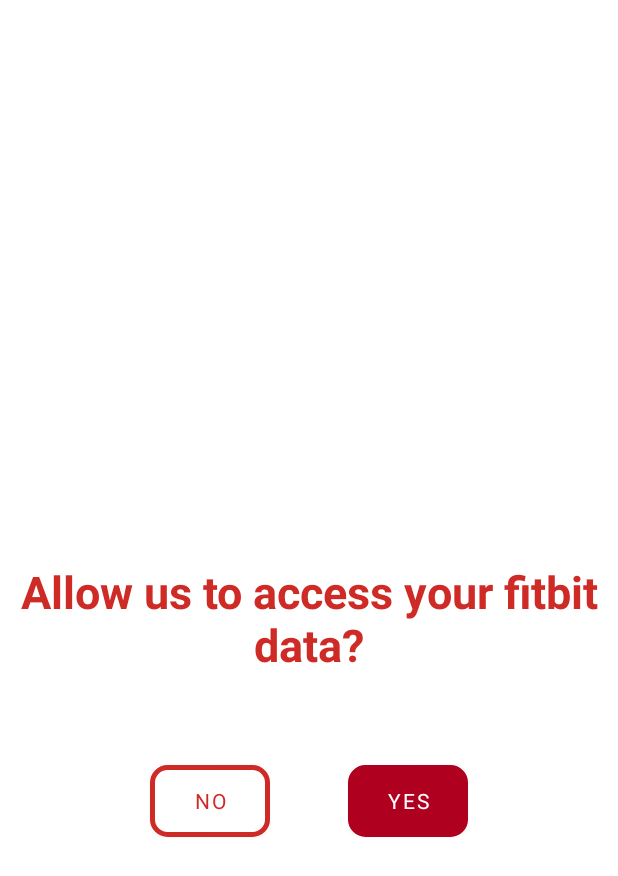
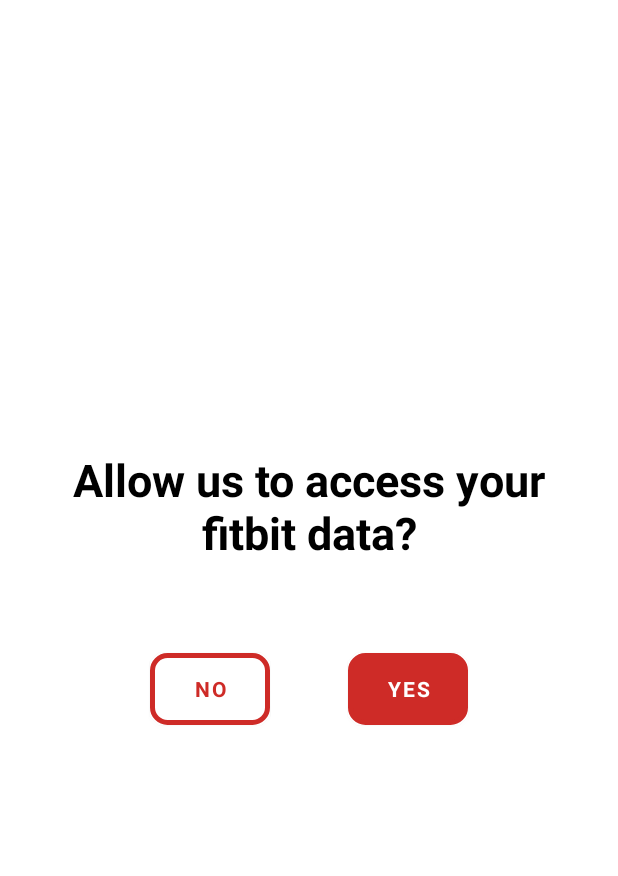
Before and after one commit to tirilab/amiasdc, an Android app: the layout activity_intro1.xml on its own in the app's theme, with its tools: preview values and no code run, on a phone screen of 412 x 824 dp. Shown: the top 876 px of the screen. Run offline under Robolectric (Android 15) with nearby library versions, the phone set to English and light mode, and no system bars.

Commit message:
intro1 done

```diff
--- a/MAMIA/app/src/main/res/layout/activity_intro1.xml
+++ b/MAMIA/app/src/main/res/layout/activity_intro1.xml
@@ -8,7 +8,7 @@
         tools:context=".IntroActivity1">
 
     <TextView
-            android:layout_width="wrap_content"
+            android:layout_width="350dp"
             android:layout_height="wrap_content"
             app:layout_constraintBottom_toBottomOf="parent"
             app:layout_constraintLeft_toLeftOf="parent"
@@ -18,38 +18,43 @@
             tools:text="Allow us to access your fitbit data?"
             android:fontFamily="sans-serif"
             android:textStyle="bold"
-            android:textColor="@color/red_1"
+            android:textColor="@color/black"
             android:gravity="center_horizontal"
             android:textSize="30sp"
             app:layout_constraintHorizontal_bias="0.5"
-            app:layout_constraintVertical_bias="0.5"/>
+            app:layout_constraintVertical_bias="0.4"/>
 
     <Button
-            android:text="@string/no"
             android:layout_width="80dp"
             android:layout_height="wrap_content"
-            android:id="@+id/button"
             app:layout_constraintTop_toBottomOf="@+id/intro1_text"
+            app:layout_constraintStart_toStartOf="parent"
             android:layout_marginTop="60dp"
-            app:layout_constraintStart_toStartOf="parent"
             android:layout_marginLeft="100dp"
             android:layout_marginStart="100dp"
+            android:id="@+id/button"
+            android:onClick="prevActivity"
             android:background="@drawable/border"
+            android:text="@string/no"
+            android:fontFamily="sans-serif"
+            android:textStyle="bold"
             android:textColor="@color/red_1"
             app:backgroundTint="@null"/>
 
     <Button
-            android:text="@string/yes"
             android:layout_width="80dp"
             android:layout_height="wrap_content"
-            android:id="@+id/button2"
-            android:layout_marginTop="60dp"
             app:layout_constraintTop_toBottomOf="@+id/intro1_text"
             app:layout_constraintEnd_toEndOf="parent"
+            android:layout_marginTop="60dp"
             android:layout_marginRight="100dp"
             android:layout_marginEnd="100dp"
+            android:id="@+id/button2"
             android:onClick="nextActivity"
             android:background="@drawable/border"
-            app:backgroundTint="?attr/colorError"/>
+            android:text="@string/yes"
+            android:fontFamily="sans-serif"
+            android:textStyle="bold"
+            app:backgroundTint="@color/red_1"/>
 
 </androidx.constraintlayout.widget.ConstraintLayout>
--- a/MAMIA/app/src/main/res/layout/activity_main.xml
+++ b/MAMIA/app/src/main/res/layout/activity_main.xml
@@ -11,16 +11,16 @@
     <TextView
             android:layout_width="wrap_content"
             android:layout_height="wrap_content"
-            android:text="@string/mamia"
             app:layout_constraintBottom_toBottomOf="parent"
             app:layout_constraintLeft_toLeftOf="parent"
             app:layout_constraintRight_toRightOf="parent"
             app:layout_constraintTop_toTopOf="parent"
-            android:textSize="80sp"
-            android:id="@+id/mamia"
-            android:textAlignment="center"
             app:layout_constraintVertical_bias="0.2"
             android:gravity="center_horizontal"
+            android:id="@+id/mamia"
+            android:text="@string/mamia"
+            android:textSize="80sp"
+            android:textAlignment="center"
             android:fontFamily="sans-serif"
             android:textStyle="bold"
             android:textColor="@color/red_1"
@@ -33,9 +33,9 @@
             android:id="@+id/main_logo"
             app:layout_constraintTop_toBottomOf="@+id/mamia"
             app:layout_constraintStart_toStartOf="parent"
+            app:layout_constraintEnd_toEndOf="parent"
             android:layout_marginTop="10dp"
             android:gravity="center_horizontal"
-            app:layout_constraintEnd_toEndOf="parent"
             android:contentDescription="@string/logo"/>
 
     <TextView
@@ -45,10 +45,10 @@
             app:layout_constraintTop_toBottomOf="@+id/main_logo"
             app:layout_constraintLeft_toLeftOf="parent"
             app:layout_constraintRight_toRightOf="parent"
+            app:layout_constraintVertical_bias="0.2"
             android:textSize="20sp"
             android:id="@+id/main_text"
             android:textAlignment="center"
-            app:layout_constraintVertical_bias="0.2"
             android:gravity="center_horizontal"
             android:fontFamily="sans-serif"
             android:textStyle="bold|italic"
```
